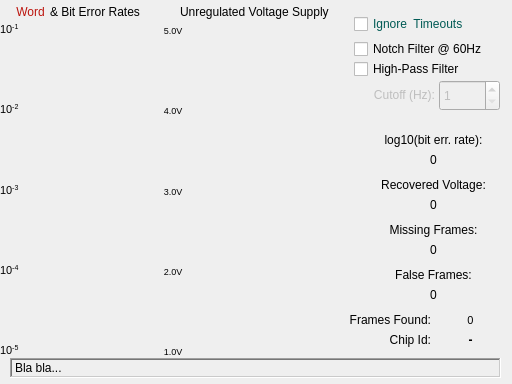
First picture: the form in Bug_Popout.ui, repository acorver/SpikeGL, before the edit.
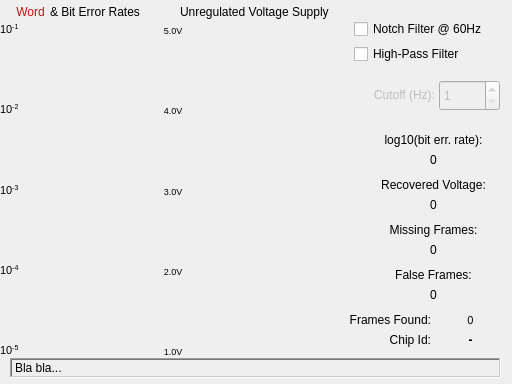
Second picture: the form after the edit. Icons and pictures are not drawn.

Commit message: tweaks to bug3 timeout tolerance mechanism

Patch:
```diff
--- a/Bug_Popout.ui
+++ b/Bug_Popout.ui
@@ -33,7 +33,7 @@
    <property name="geometry">
     <rect>
      <x>354</x>
-     <y>40</y>
+     <y>20</y>
      <width>151</width>
      <height>18</height>
     </rect>
@@ -49,7 +49,7 @@
    <property name="geometry">
     <rect>
      <x>354</x>
-     <y>60</y>
+     <y>45</y>
      <width>151</width>
      <height>18</height>
     </rect>
@@ -663,59 +663,6 @@
     <string>&amp; Bit Error Rates</string>
    </property>
   </widget>
-  <widget class="QCheckBox" name="ignoreTOChk">
-   <property name="geometry">
-    <rect>
-     <x>354</x>
-     <y>15</y>
-     <width>151</width>
-     <height>18</height>
-    </rect>
-   </property>
-   <property name="palette">
-    <palette>
-     <active>
-      <colorrole role="WindowText">
-       <brush brushstyle="SolidPattern">
-        <color alpha="255">
-         <red>0</red>
-         <green>90</green>
-         <blue>84</blue>
-        </color>
-       </brush>
-      </colorrole>
-     </active>
-     <inactive>
-      <colorrole role="WindowText">
-       <brush brushstyle="SolidPattern">
-        <color alpha="255">
-         <red>0</red>
-         <green>90</green>
-         <blue>84</blue>
-        </color>
-       </brush>
-      </colorrole>
-     </inactive>
-     <disabled>
-      <colorrole role="WindowText">
-       <brush brushstyle="SolidPattern">
-        <color alpha="255">
-         <red>120</red>
-         <green>120</green>
-         <blue>120</blue>
-        </color>
-       </brush>
-      </colorrole>
-     </disabled>
-    </palette>
-   </property>
-   <property name="toolTip">
-    <string>&lt;html&gt;&lt;head/&gt;&lt;body&gt;&lt;p&gt;If checked, the DAQ reader thread will ignore read timeouts from the Bug3 subprocess. This is useful in situations where the fly goes out of range and no data comes in to the receiver. Otherwise, 5 seconds of read timeouts will cause the DAQ task to stop.&lt;/p&gt;&lt;/body&gt;&lt;/html&gt;</string>
-   </property>
-   <property name="text">
-    <string>Ignore  Timeouts</string>
-   </property>
-  </widget>
  </widget>
  <resources>
   <include location="bug3.qrc"/>
```
The commit also changes 8 other files.
